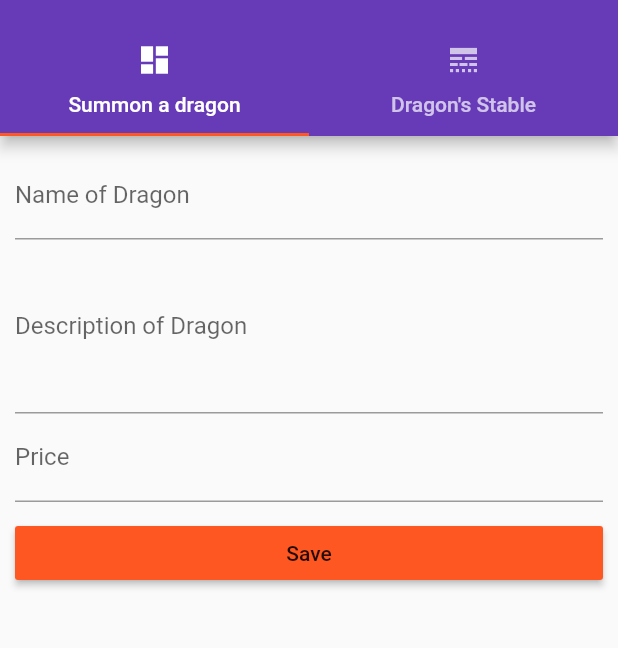
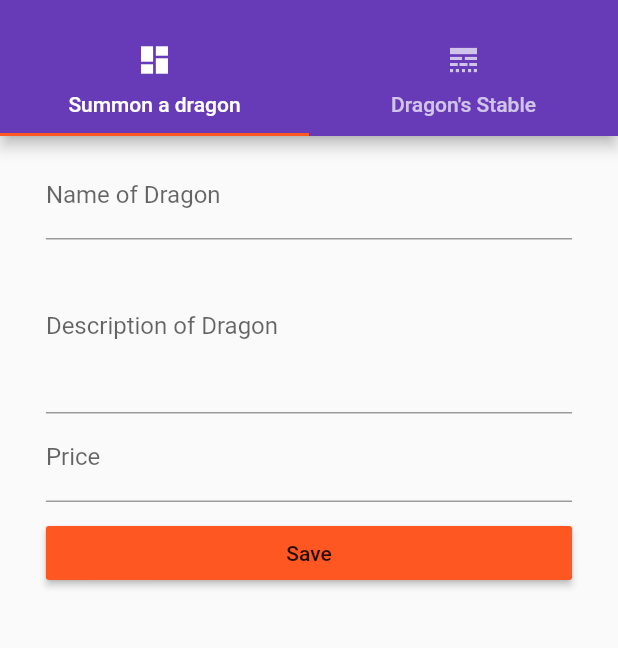
Before and after one commit to R2D34/Flutter, a Flutter app: the ManageProductsPage screen opened by its route, on a phone screen of 412 x 824 dp, the part 59-707 px from its top. Run offline on Flutter 3.47's test engine with Material 2 defaults, Android fonts, the phone set to English and light mode, and no system bars.

Commit message:
Responsive design for create_product

```diff
--- a/first_app/lib/pages/auth.dart
+++ b/first_app/lib/pages/auth.dart
@@ -74,7 +74,7 @@ class _AuthPageState extends State<AuthPage> {
   @override
   Widget build(BuildContext context) {
 final double deviceWidth = MediaQuery.of(context).size.width;
-final double targetWidth = deviceWidth > 768.0 ? 500 : deviceWidth * 0.95;
+final double targetWidth = deviceWidth > 550.0 ? 500 : deviceWidth * 0.95;
 
     return Scaffold(
       appBar: AppBar(
--- a/first_app/lib/pages/product_create.dart
+++ b/first_app/lib/pages/product_create.dart
@@ -64,9 +64,13 @@ class _ProductCreatePageState extends State<ProductCreatePage> {
 
   @override
   Widget build(BuildContext context) {
+    final double deviceWidth = MediaQuery.of(context).size.width;
+    final double targetWidth = deviceWidth > 550.0 ? 500.0 : deviceWidth * 0.90;
+    final double targetPadding = deviceWidth - targetWidth;
     return Container(
       margin: EdgeInsets.all(10.0),
       child: ListView(
+        padding: EdgeInsets.symmetric(horizontal: targetPadding/2),
         children: <Widget>[
           _buildTitleTextField(),
           _buildDescriptionTextField(),
```
